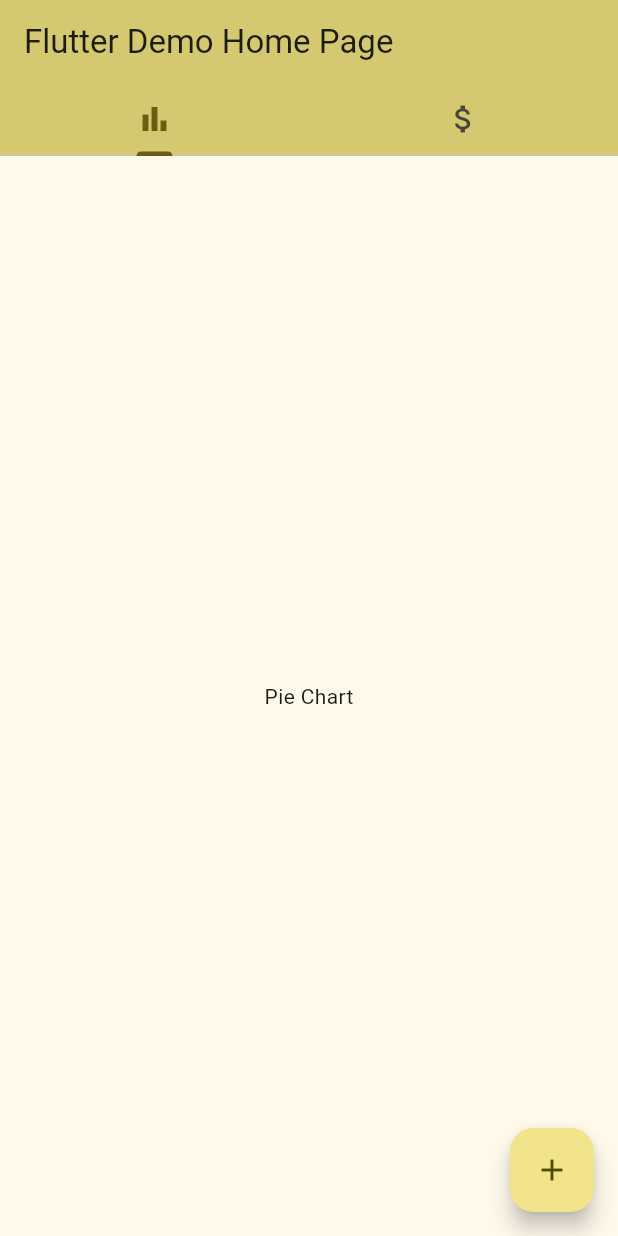
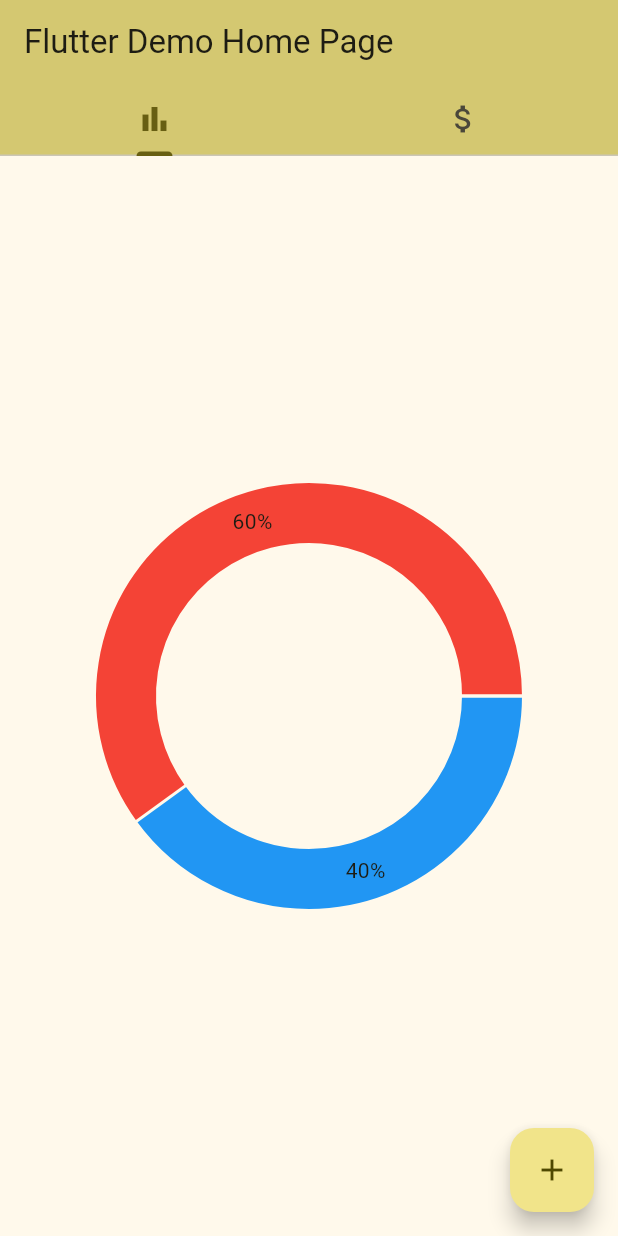
Before and after one commit to franciscoaguirre/expense-tracker, a Flutter app: the screen it shows after launch, on a phone screen of 412 x 824 dp. Run offline on Flutter 3.47's test engine with Material 2 defaults, Android fonts, the phone set to English and light mode, and no system bars; drawn by our look-alikes of fl_chart; our stand-ins replace sqflite; accounts and stored records are empty.

Commit message:
Add pie chart

```diff
--- a/lib/main.dart
+++ b/lib/main.dart
@@ -8,6 +8,7 @@ import 'package:path_provider/path_provider.dart';
 import 'data_input_form.dart';
 import 'expenses_list.dart';
 import 'expense.dart';
+import 'pie_chart.dart';
 
 void main() {
   runApp(const MyApp());
@@ -153,29 +154,13 @@ class _MyHomePageState extends State<MyHomePage> {
         ), // This trailing comma makes auto-formatting nicer for build methods.
         body: TabBarView(
           children: [
-            const Center(
-              // Center is a layout widget. It takes a single child and positions it
-              // in the middle of the parent.
-              child: Column(
-                // Column is also a layout widget. It takes a list of children and
-                // arranges them vertically. By default, it sizes itself to fit its
-                // children horizontally, and tries to be as tall as its parent.
-                //
-                // Column has various properties to control how it sizes itself and
-                // how it positions its children. Here we use mainAxisAlignment to
-                // center the children vertically; the main axis here is the vertical
-                // axis because Columns are vertical (the cross axis would be
-                // horizontal).
-                //
-                // TRY THIS: Invoke "debug painting" (choose the "Toggle Debug Paint"
-                // action in the IDE, or press "p" in the console), to see the
-                // wireframe for each widget.
-                mainAxisAlignment: MainAxisAlignment.center,
-                children: <Widget>[
-                  Text(
-                    'Pie Chart',
-                  ),
-                ],
+            Center(
+              child: Padding(
+                padding: const EdgeInsets.all(64.0),
+                child: PieChartView(
+                  expenses: _expenses,
+                  isLoading: _isLoading,
+                ),
               ),
             ),
             Center(
--- /dev/null
+++ b/lib/pie_chart.dart
@@ -0,0 +1,39 @@
+import 'package:flutter/material.dart';
+import 'package:fl_chart/fl_chart.dart';
+
+import 'expense.dart';
+
+class PieChartView extends StatelessWidget {
+  final List<Expense> expenses;
+  final bool isLoading;
+
+  const PieChartView({
+    super.key,
+    required this.expenses,
+    required this.isLoading,
+  });
+
+  @override
+  Widget build(BuildContext context) {
+    if (isLoading) {
+      return const Center(child: CircularProgressIndicator());
+    }
+
+    return PieChart(
+      PieChartData(
+        sections: [
+          PieChartSectionData(
+            value: 40,
+            color: Colors.blue,
+            title: '40%',
+          ),
+          PieChartSectionData(
+            value: 60,
+            color: Colors.red,
+            title: '60%',
+          ),
+        ],
+      ),
+    );
+  }
+}
--- a/pubspec.yaml
+++ b/pubspec.yaml
@@ -34,6 +34,7 @@ dependencies:
   path: any
   path_provider: any
   intl: ^0.18.1
+  fl_chart: ^0.64.0
 
   # The following adds the Cupertino Icons font to your application.
   # Use with the CupertinoIcons class for iOS style icons.
```
Also changed, not shown: pubspec.lock.
